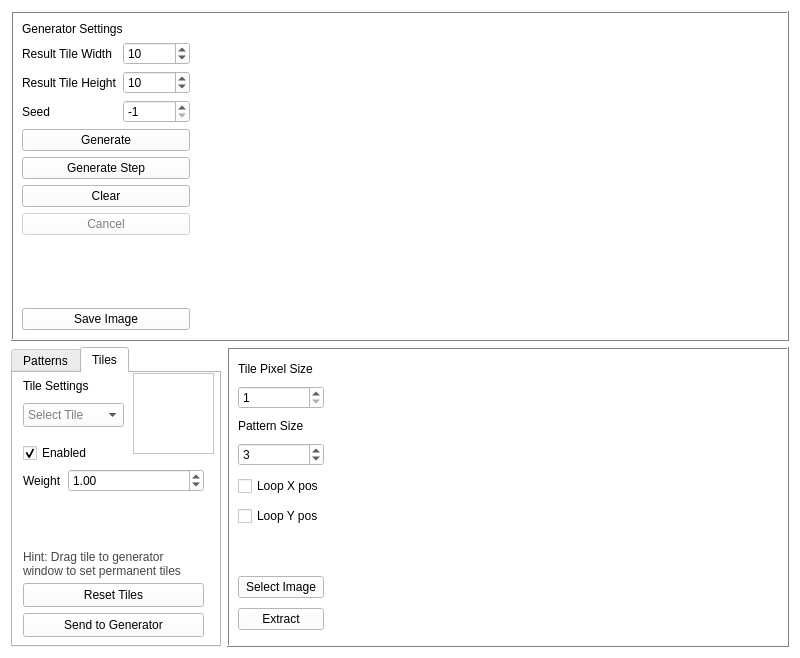
Above: wfc_gui.ui from Kotruper/WFC_GUI before the change. Below: the same form after it.
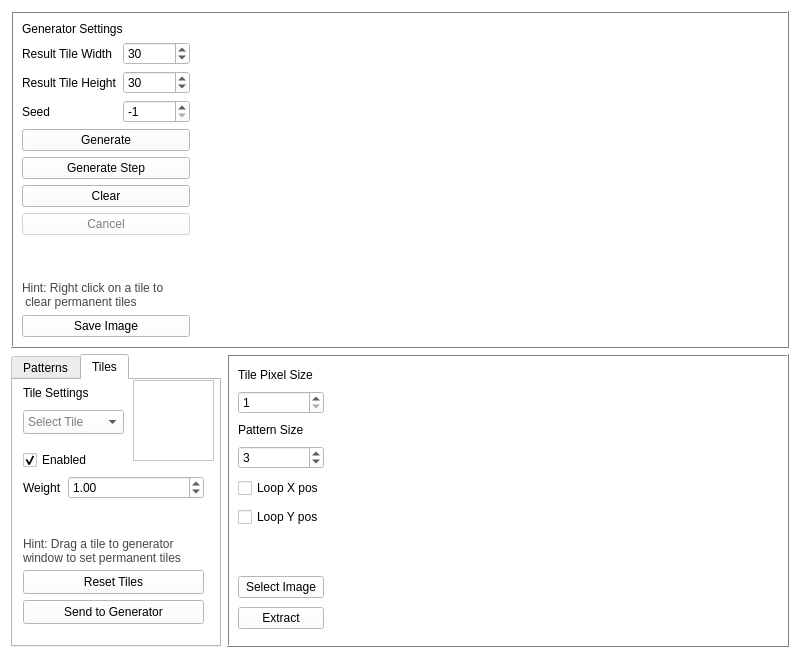
That is the form after the change. The open tabs and pages were chosen to show the change.

Patch:
```diff
--- a/wfc_gui.ui
+++ b/wfc_gui.ui
@@ -530,7 +530,7 @@
              <number>200</number>
             </property>
             <property name="value">
-             <number>10</number>
+             <number>30</number>
             </property>
            </widget>
           </item>
@@ -562,7 +562,7 @@
              <number>200</number>
             </property>
             <property name="value">
-             <number>10</number>
+             <number>30</number>
             </property>
             <property name="displayIntegerBase">
              <number>10</number>
@@ -672,6 +672,21 @@
           </property>
          </spacer>
         </item>
+        <item>
+         <widget class="QLabel" name="label_8">
+          <property name="styleSheet">
+           <string notr="true">font: 9pt &quot;Segoe UI&quot;;
+color: rgb(70, 70, 70);</string>
+          </property>
+          <property name="text">
+           <string>Hint: Right click on a tile to
+ clear permanent tiles</string>
+          </property>
+          <property name="wordWrap">
+           <bool>true</bool>
+          </property>
+         </widget>
+        </item>
         <item>
          <widget class="QPushButton" name="saveImageButton">
           <property name="text">
@@ -1013,7 +1028,7 @@
              <x>10</x>
              <y>70</y>
              <width>181</width>
-             <height>101</height>
+             <height>71</height>
             </rect>
            </property>
            <layout class="QFormLayout" name="formLayout_3">
@@ -1090,7 +1105,7 @@
            <property name="geometry">
             <rect>
              <x>10</x>
-             <y>210</y>
+             <y>190</y>
              <width>181</width>
              <height>24</height>
             </rect>
@@ -1103,7 +1118,7 @@
            <property name="geometry">
             <rect>
              <x>10</x>
-             <y>240</y>
+             <y>220</y>
              <width>181</width>
              <height>24</height>
             </rect>
@@ -1116,7 +1131,7 @@
            <property name="geometry">
             <rect>
              <x>10</x>
-             <y>170</y>
+             <y>150</y>
              <width>181</width>
              <height>41</height>
             </rect>
@@ -1126,7 +1141,7 @@
 color: rgb(70, 70, 70);</string>
            </property>
            <property name="text">
-            <string>Hint: Drag tile to generator window to set permanent tiles</string>
+            <string>Hint: Drag a tile to generator window to set permanent tiles</string>
            </property>
            <property name="textFormat">
             <enum>Qt::AutoText</enum>
```
Left out of the diff: 8 changed lines with no effect on the pictures.
